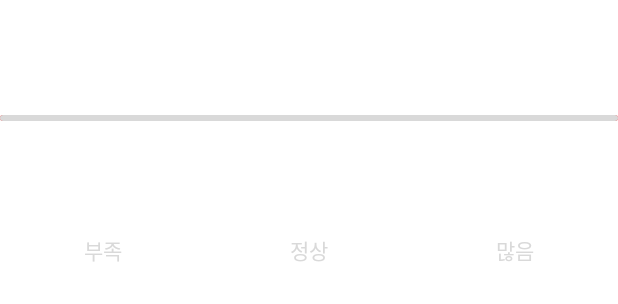
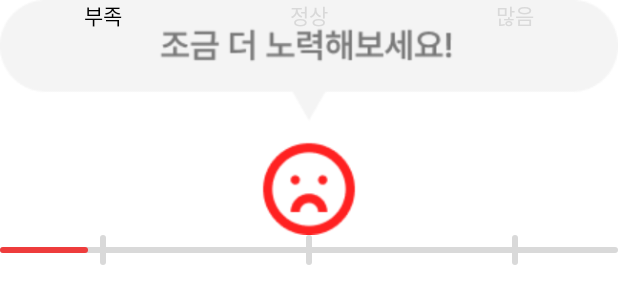
Before and after one commit to Tmdhoon2/2024-appjam, an Android app built with Jetpack Compose: the @Preview function DopamineProgressPreview, on a phone screen of 412 x 824 dp. Shown: the top 304 px of the screen. Run offline under Robolectric (Android 15) with nearby library versions, the phone set to English and light mode, and no system bars.

Commit message:
feat :: 도파민 진척도

```diff
--- a/app/src/main/java/com/seunghoon/generator/component/DopamineProgress.kt
+++ b/app/src/main/java/com/seunghoon/generator/component/DopamineProgress.kt
@@ -26,23 +26,8 @@
     currentProgress: Float,
     maxProgress: Float,
 ) {
-    val progress = currentProgress / maxProgress * 100
+    val progress = currentProgress / maxProgress
     Column {
-        Box(contentAlignment = Alignment.CenterStart) {
-            Box(
-                modifier = Modifier
-                    .fillMaxWidth(progress)
-                    .height(4.dp)
-                    .clip(RoundedCornerShape(50.dp))
-                    .background(color = Color(0xFFEE3C3C)),
-            )
-            Box(
-                modifier = Modifier
-                    .fillMaxWidth()
-                    .height(4.dp)
-                    .clip(RoundedCornerShape(50.dp))
-                    .background(color = Color(0xFFD9D9D9)),
-            )
         Row(
             modifier = Modifier.fillMaxWidth(),
             horizontalArrangement = Arrangement.SpaceAround,
@@ -65,6 +50,26 @@
                 painter = painterResource(id = R.drawable.ic_3),
                 contentDescription = null,
             )
+        }
+        Box(contentAlignment = Alignment.CenterStart) {
+            Box(
+                modifier = Modifier
+                    .fillMaxWidth()
+                    .height(4.dp)
+                    .clip(RoundedCornerShape(50.dp))
+                    .background(color = Color(0xFFD9D9D9)),
+            )
+            Box(
+                modifier = Modifier
+                    .fillMaxWidth(progress)
+                    .height(4.dp)
+                    .clip(RoundedCornerShape(50.dp))
+                    .background(color = Color(0xFFEE3C3C)),
+            )
+            Row(
+                modifier = Modifier.fillMaxWidth(),
+                horizontalArrangement = Arrangement.SpaceAround
+            ) {
                 Box(
                     modifier = Modifier
                         .size(
@@ -74,7 +79,7 @@
                         .clip(RoundedCornerShape(10.dp))
                         .background(
                             color = Color(
-                                if (progress in 0f..0.33f) 0xFFEE3C3C
+                                if (progress >= 0.33f) 0xFFEE3C3C
                                 else 0xFFD9D9D9,
                             )
                         )
@@ -88,7 +93,7 @@
                         .clip(RoundedCornerShape(10.dp))
                         .background(
                             color = Color(
-                                if (progress in 0.34f..0.66f) 0xFFEE3C3C
+                                if (progress >= 0.66f) 0xFFEE3C3C
                                 else 0xFFD9D9D9,
                             )
                         )
@@ -102,11 +107,12 @@
                         .clip(RoundedCornerShape(10.dp))
                         .background(
                             color = Color(
-                                if (progress in 0.67f..1f) 0xFFEE3C3C
+                                if (progress >= 0.9f) 0xFFEE3C3C
                                 else 0xFFD9D9D9,
                             )
                         )
                 )
+            }
         }
     }
     Row(
@@ -142,7 +148,6 @@
         }
     }
 }
-}
 
 @Preview(showBackground = true)
 @Composable
```
Also changed, not shown: app/src/main/java/com/seunghoon/generator/feature/home/HomeScreen.kt (+20 -54 lines), core/designsystem/src/main/res/font/nanum_square_b.otf (added). Lines whose indentation alone changed are shown as unchanged.
